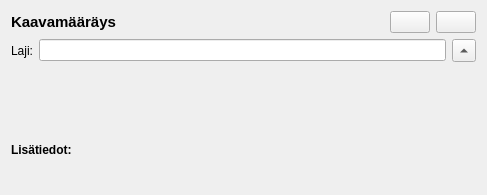
This is arho_feature_template/gui/components/plan_regulation_widget.ui in GispoCoding/arho-qgis-plugin as Qt 5 draws it before an edit. The edited form follows.
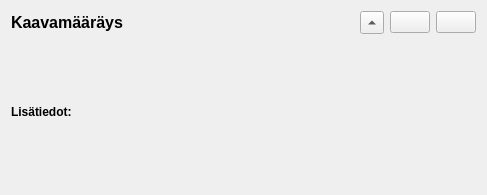
This is the edited form.

Commit message: use regulation name in the title/label of regulation widget

Diff of the .ui file:
```diff
--- a/arho_feature_template/gui/components/plan_regulation_widget.ui
+++ b/arho_feature_template/gui/components/plan_regulation_widget.ui
@@ -29,7 +29,7 @@
       <widget class="QLabel" name="label_2">
        <property name="font">
         <font>
-         <pointsize>11</pointsize>
+         <pointsize>12</pointsize>
          <weight>75</weight>
          <bold>true</bold>
         </font>
@@ -52,6 +52,19 @@
        </property>
       </spacer>
      </item>
+     <item>
+      <widget class="QToolButton" name="expand_hide_btn">
+       <property name="text">
+        <string>Laajenna</string>
+       </property>
+       <property name="autoRaise">
+        <bool>false</bool>
+       </property>
+       <property name="arrowType">
+        <enum>Qt::UpArrow</enum>
+       </property>
+      </widget>
+     </item>
      <item>
       <widget class="QPushButton" name="add_attribute_or_information_btn">
        <property name="toolTip">
@@ -87,35 +100,7 @@
     </layout>
    </item>
    <item>
-    <layout class="QFormLayout" name="form_layout">
-     <item row="0" column="0">
-      <widget class="QLabel" name="label_4">
-       <property name="text">
-        <string>Laji:</string>
-       </property>
-      </widget>
-     </item>
-     <item row="0" column="1">
-      <layout class="QHBoxLayout" name="horizontalLayout">
-       <item>
-        <widget class="QLineEdit" name="plan_regulation_name"/>
-       </item>
-       <item>
-        <widget class="QToolButton" name="expand_hide_btn">
-         <property name="text">
-          <string>Laajenna</string>
-         </property>
-         <property name="autoRaise">
-          <bool>false</bool>
-         </property>
-         <property name="arrowType">
-          <enum>Qt::UpArrow</enum>
-         </property>
-        </widget>
-       </item>
-      </layout>
-     </item>
-    </layout>
+    <layout class="QFormLayout" name="form_layout"/>
    </item>
    <item>
     <widget class="QFrame" name="additional_information_frame">
```
Left out of the diff: 2 changed lines with no effect on the pictures. The commit also changes 1 other file.
